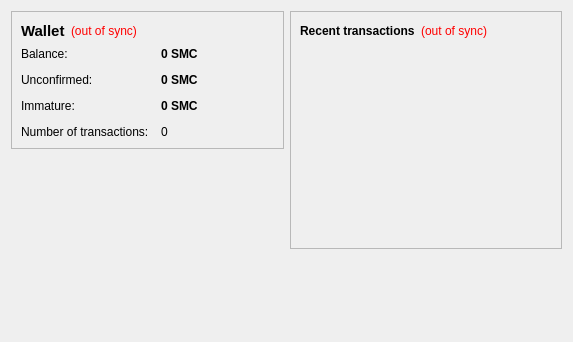
The window that src/qt/forms/overviewpage.ui (kchirayath/THCoin) describes before a commit, drawn with Qt 5.
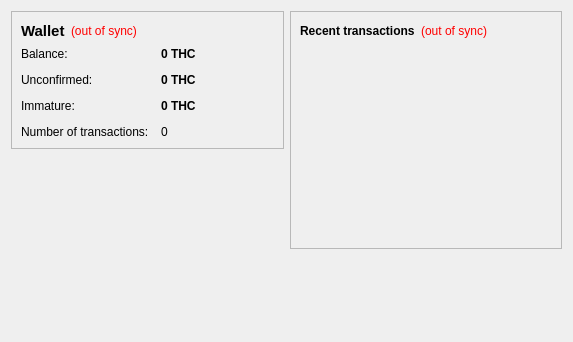
The same window after the commit.

Diff of the .ui file:
```diff
--- a/src/qt/forms/overviewpage.ui
+++ b/src/qt/forms/overviewpage.ui
@@ -105,7 +105,7 @@
              <string>Your current balance</string>
             </property>
             <property name="text">
-             <string notr="true">0 SMC</string>
+             <string notr="true">0 THC</string>
             </property>
             <property name="textInteractionFlags">
              <set>Qt::LinksAccessibleByMouse|Qt::TextSelectableByKeyboard|Qt::TextSelectableByMouse</set>
@@ -134,7 +134,7 @@
              <string>Total of transactions that have yet to be confirmed, and do not yet count toward the current balance</string>
             </property>
             <property name="text">
-             <string notr="true">0 SMC</string>
+             <string notr="true">0 THC</string>
             </property>
             <property name="textInteractionFlags">
              <set>Qt::LinksAccessibleByMouse|Qt::TextSelectableByKeyboard|Qt::TextSelectableByMouse</set>
@@ -177,7 +177,7 @@
              <string>Mined balance that has not yet matured</string>
             </property>
             <property name="text">
-             <string notr="true">0 SMC</string>
+             <string notr="true">0 THC</string>
             </property>
             <property name="textInteractionFlags">
              <set>Qt::LinksAccessibleByMouse|Qt::TextSelectableByKeyboard|Qt::TextSelectableByMouse</set>
```
Left out of the diff: 4 changed lines with no effect on the pictures.
